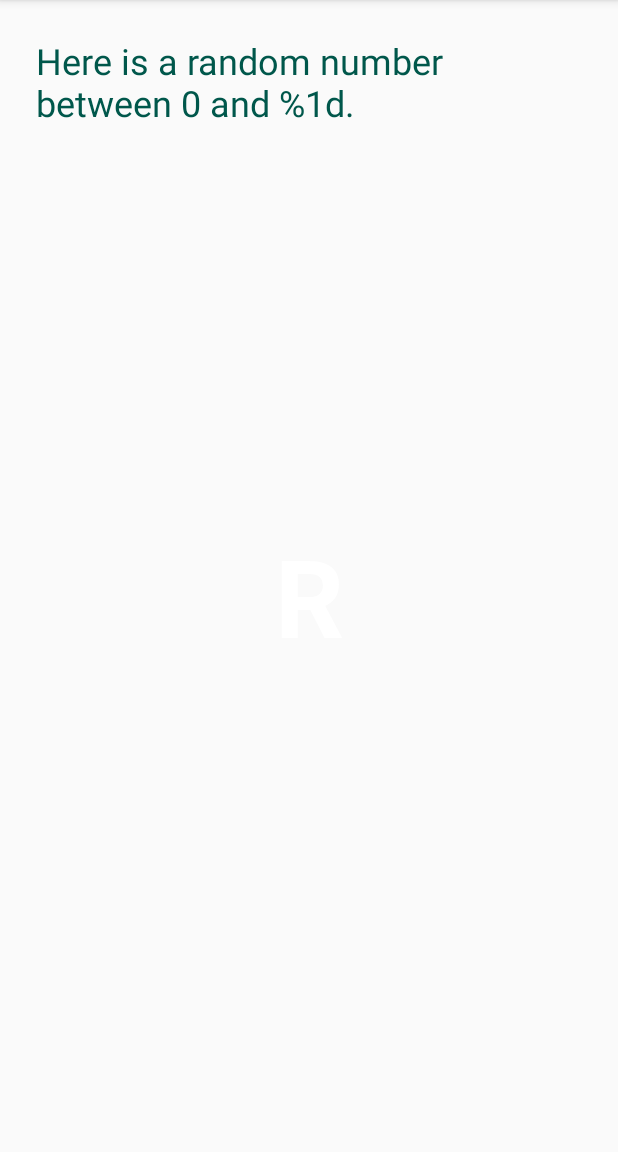
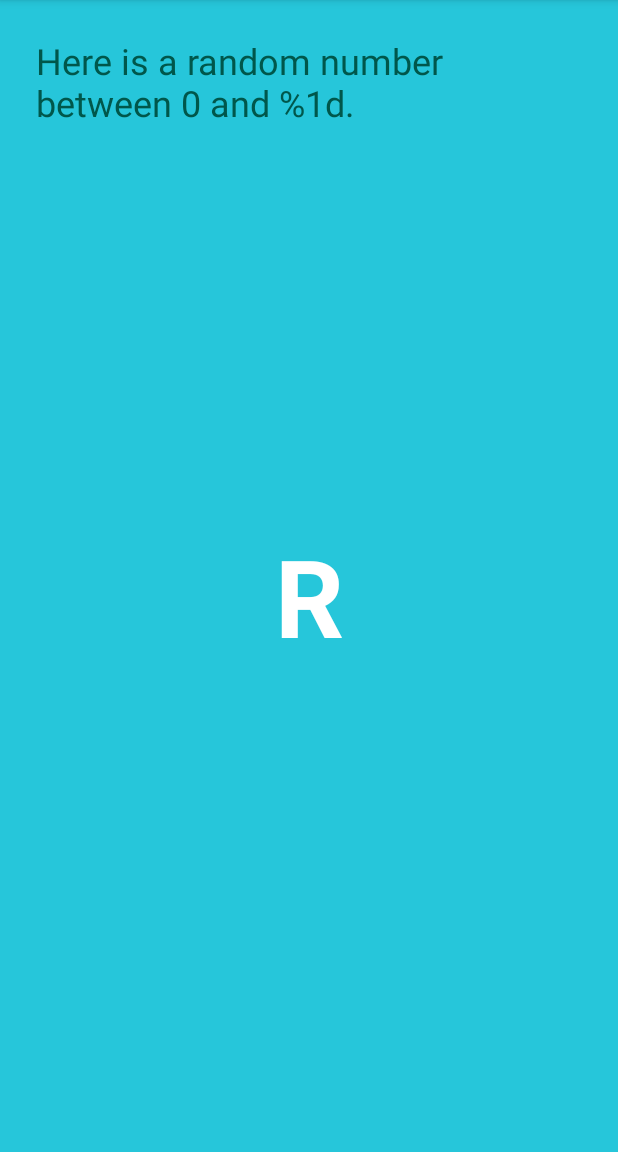
Before and after one commit to y-sumida/KotlinTutorial, an Android app: the SecondActivity screen opened directly, with no data from a screen before it, on a phone screen of 412 x 824 dp, the part 84-1236 px from its top. Run offline under Robolectric (Android 15) with nearby library versions, the phone set to English and light mode, and no system bars.

Commit message:
背景色を調整

```diff
--- a/app/src/main/res/layout/activity_second.xml
+++ b/app/src/main/res/layout/activity_second.xml
@@ -5,7 +5,7 @@
         xmlns:app="http://schemas.android.com/apk/res-auto"
         android:layout_width="match_parent"
         android:layout_height="match_parent"
-        tools:context=".SecondActivity">
+        tools:context=".SecondActivity" android:background="@color/screenBackground2">
 
     <TextView
             android:text="@string/random_heading"
--- a/app/src/main/res/values/colors.xml
+++ b/app/src/main/res/values/colors.xml
@@ -5,4 +5,5 @@
     <color name="colorAccent">#D81B60</color>
     <color name="screenBackground">#2196F3</color>
     <color name="buttonBackground">#BBDEFB</color>
+    <color name="screenBackground2">#26C6DA</color>
 </resources>
```
